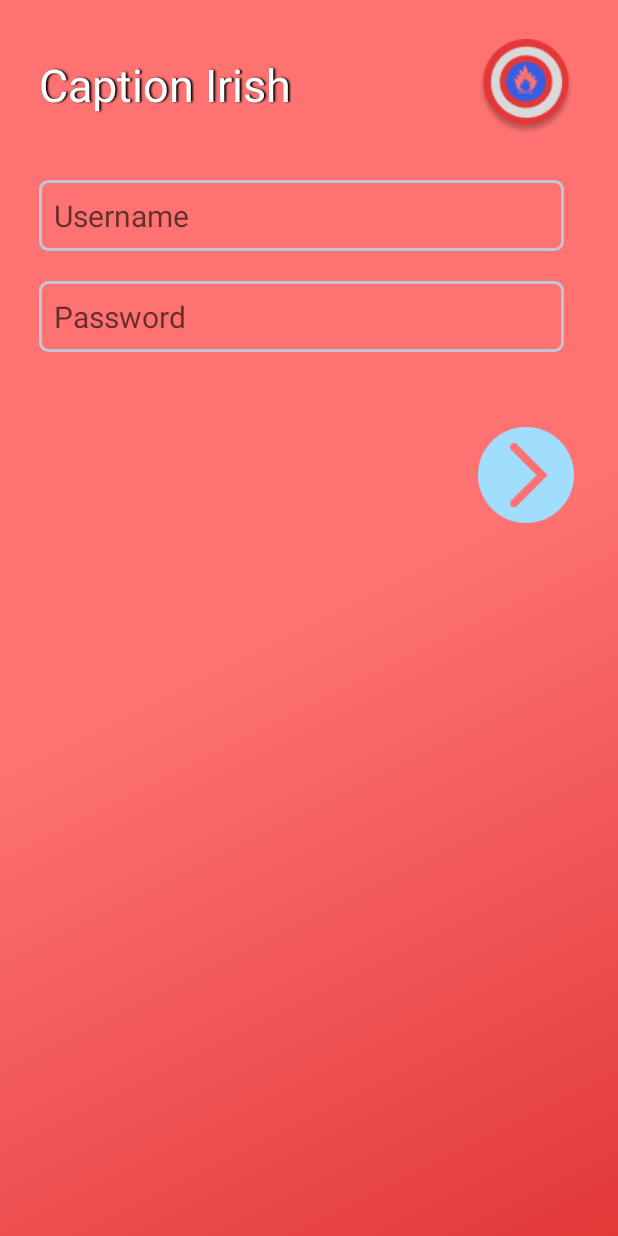
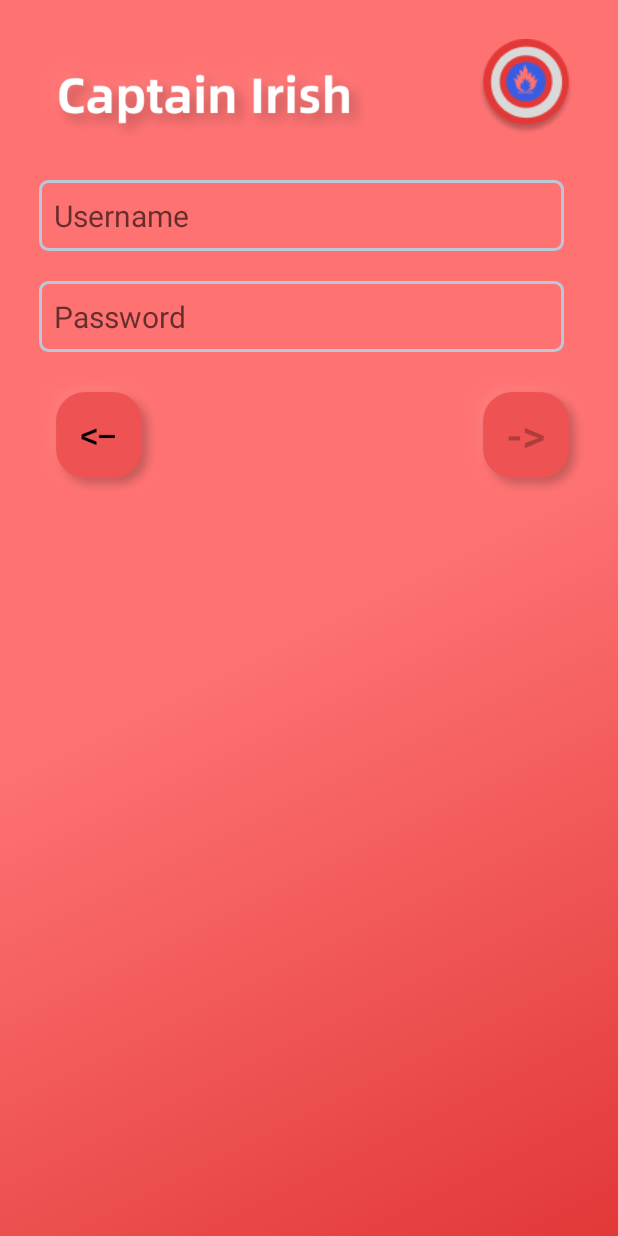
Before and after one commit to marvinliuu/ASE_Group5, an Android app: the LoginActivity screen opened directly, with no data from a screen before it, on a phone screen of 412 x 824 dp. Run offline under Robolectric (Android 15) with nearby library versions, the phone set to English and light mode, and no system bars; our stand-ins replace Firebase (no records; nobody signed in at launch, a user with empty details on screens opened directly); pictures from the network do not load.

Commit message:
23.02.09 Change Login Page UI - Siyu Liao

```diff
--- a/testDisasterEvent/app/src/main/java/com/example/testdisasterevent/ui/login/LoginActivity.java
+++ b/testDisasterEvent/app/src/main/java/com/example/testdisasterevent/ui/login/LoginActivity.java
@@ -27,6 +27,7 @@ import android.widget.TextView;
 import android.widget.Toast;
 
 import com.bumptech.glide.Glide;
+import com.example.testdisasterevent.HomeActivity;
 import com.example.testdisasterevent.MainActivity;
 import com.example.testdisasterevent.R;
 import com.example.testdisasterevent.ui.login.LoginViewModel;
@@ -62,16 +63,14 @@ public class LoginActivity extends AppCompatActivity {
 
         final EditText usernameEditText = binding.username;
         final EditText passwordEditText = binding.password;
-        final ImageView loginButton = (ImageView) findViewById(R.id.login);
-        Glide.with(this).load(R.drawable.verify_button).into(loginButton);
+        final Button loginButton = binding.login;
+        final Button backButton = binding.loginback;
         final ProgressBar loadingProgressBar = binding.loading;
         final ImageView logo = (ImageView) findViewById(R.id.app_logo);
         Glide.with(this).load(R.drawable.disaster_fire_logo).into(logo);
         tv_date = binding.tvDate;
         tv_content = binding.tvContent;
-//        final TextView registerButton = binding.register;
-        // draw underline
-//        registerButton.getPaint().setFlags(Paint.UNDERLINE_TEXT_FLAG);
+        loginButton.setEnabled(false);
 
 
 
@@ -151,6 +150,14 @@ public class LoginActivity extends AppCompatActivity {
                         passwordEditText.getText().toString());
             }
         });
+
+        backButton.setOnClickListener(new View.OnClickListener() {
+            @Override
+            public void onClick(View v) {
+                Intent home_intent = new Intent(LoginActivity.this, HomeActivity.class);
+                startActivity(home_intent);
+            }
+        });
     }
 
     private void initData() {
--- a/testDisasterEvent/app/src/main/res/drawable/register_process_button.xml
+++ b/testDisasterEvent/app/src/main/res/drawable/register_process_button.xml
@@ -7,6 +7,7 @@
         android:radius="15dp"
         />
     <!-- 背景颜色 -->
-    <solid android:color="@color/pink_define" />
+<!--    <solid android:color="@color/pink_define" />-->
+    >
 
 </shape>
--- a/testDisasterEvent/app/src/main/res/layout/activity_login.xml
+++ b/testDisasterEvent/app/src/main/res/layout/activity_login.xml
@@ -22,20 +22,14 @@
         app:layout_constraintTop_toTopOf="parent"
         app:layout_constraintEnd_toEndOf="parent" />
 
-    <TextView
+    <ImageView
         android:id="@+id/textView"
-        android:layout_width="wrap_content"
-        android:layout_height="wrap_content"
+        android:layout_width="220dp"
+        android:layout_height="60dp"
         android:layout_marginTop="20dp"
         android:layout_marginLeft="10dp"
-        android:text="@string/app_name"
-        android:textSize="30sp"
-        android:textColor="#ffffff"
-        android:font="@font/alibaba_medium"
-        android:shadowColor="#ff000000"
-        android:shadowRadius="1"
-        android:shadowDx="2"
-        android:shadowDy="0"
+        android:background="@drawable/captain_irish"
+        android:scaleType="fitXY"
         app:layout_constraintTop_toTopOf="parent"
         app:layout_constraintStart_toStartOf="parent" />
 
@@ -71,23 +65,35 @@
         android:textSize="20dp"
         android:background="@drawable/bg_edittext"
         android:ems="15"
-
         android:hint="Password"
         app:layout_constraintBottom_toBottomOf="@dimen/activity_horizontal_margin"
         app:layout_constraintEnd_toEndOf="@dimen/activity_horizontal_margin"
         app:layout_constraintStart_toStartOf="parent"
         app:layout_constraintTop_toBottomOf="@+id/username" />
 
+    <Button
+        android:id="@+id/loginback"
+        android:layout_width="80dp"
+        android:layout_height="80dp"
+        android:layout_marginTop="15dp"
+        android:layout_marginLeft="10dp"
+        android:background="@drawable/button_back"
+        app:layout_constraintStart_toStartOf="parent"
+        app:layout_constraintTop_toBottomOf="@+id/password" />
 
-    <ImageView
+    <Button
         android:id="@+id/login"
-        android:layout_width="64dp"
-        android:layout_height="64dp"
-        android:layout_marginTop="50dp"
-        android:layout_marginRight="13dp"
-        android:scaleType="fitXY"
-        app:layout_constraintTop_toBottomOf="@+id/password"
-        app:layout_constraintEnd_toEndOf="parent" />
+        android:layout_width="80dp"
+        android:layout_height="80dp"
+        android:layout_marginTop="15dp"
+        android:layout_marginRight="5dp"
+        android:background="@drawable/button_finish"
+        android:text="-&gt;"
+        android:textSize="30sp"
+        app:layout_constraintEnd_toEndOf="parent"
+        app:layout_constraintTop_toBottomOf="@+id/password" />
+
+
 
     <ProgressBar
         android:id="@+id/loading"
```
Also changed, not shown: testDisasterEvent/app/src/main/res/layout/activity_home.xml (+8 -13 lines), testDisasterEvent/app/src/main/res/layout/register_fragment.xml (+12 -21 lines), testDisasterEvent/app/src/main/res/drawable/button_back.png (added), testDisasterEvent/app/src/main/res/drawable/button_finish.png (added), testDisasterEvent/app/src/main/res/drawable/button_shadow.png (added), testDisasterEvent/app/src/main/res/drawable/captain_irish.png (added), 1 other file.
